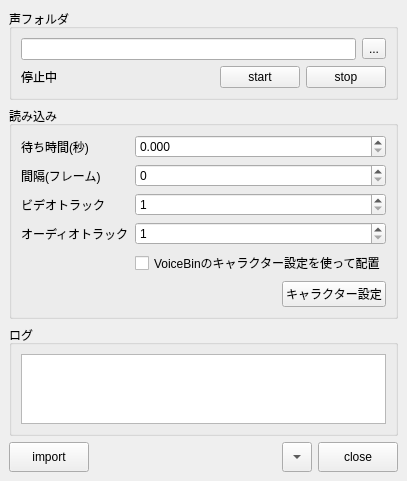
Above: app/resolve/Python/rs_resolve/tool/voice_dropper/voice_dropper.ui from nakano000/Resolve_Script before the change. Below: the same form after it.
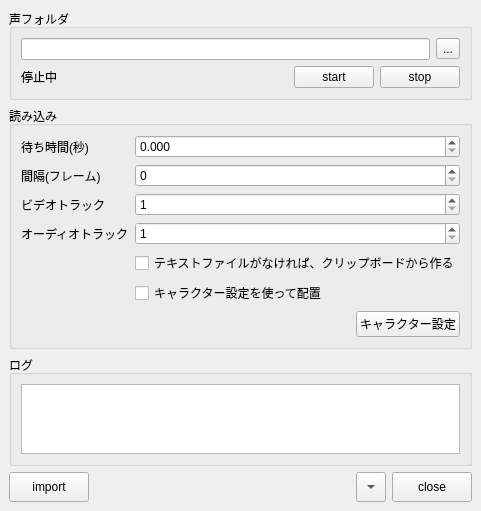
That is the form after the change. Custom widgets are drawn as their Qt base class.

```diff
--- a/app/resolve/Python/rs_resolve/tool/voice_dropper/voice_dropper.ui
+++ b/app/resolve/Python/rs_resolve/tool/voice_dropper/voice_dropper.ui
@@ -156,14 +156,14 @@
          </property>
         </widget>
        </item>
-       <item row="4" column="1">
-        <widget class="QCheckBox" name="useCharaCheckBox">
-         <property name="text">
-          <string>VoiceBinのキャラクター設定を使って配置</string>
-         </property>
-        </widget>
-       </item>
        <item row="5" column="1">
+        <widget class="QCheckBox" name="useCharaCheckBox">
+         <property name="text">
+          <string>キャラクター設定を使って配置</string>
+         </property>
+        </widget>
+       </item>
+       <item row="6" column="1">
         <layout class="QHBoxLayout" name="horizontalLayout_4">
          <item>
           <spacer name="horizontalSpacer_3">
@@ -187,6 +187,13 @@
          </item>
         </layout>
        </item>
+       <item row="4" column="1">
+        <widget class="QCheckBox" name="makeTextCheckBox">
+         <property name="text">
+          <string>テキストファイルがなければ、クリップボードから作る</string>
+         </property>
+        </widget>
+       </item>
       </layout>
      </widget>
     </item>
```
